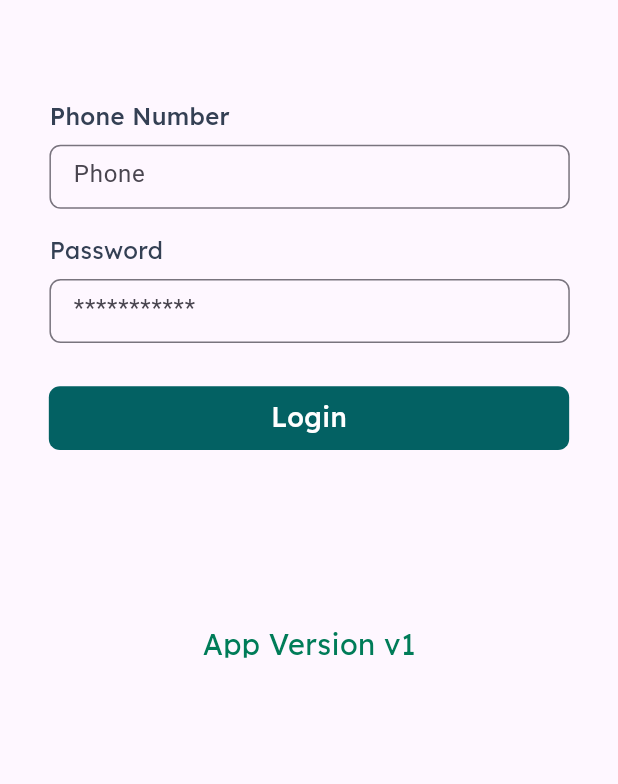
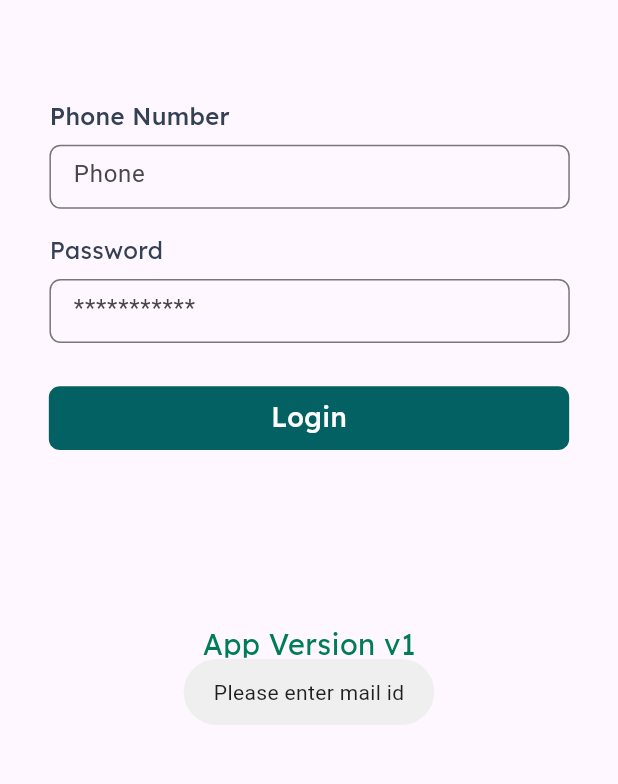
Before and after one commit to Nandananandz/transport, a Flutter app: the screen it shows after launch, after a tap on "Login", on a phone screen of 412 x 824 dp, the part 415-1199 px from its top. Run offline on Flutter 3.47's test engine with Material 3 defaults, Android fonts, the phone set to English and light mode, and no system bars; our stand-ins replace fluttertoast, get, google_fonts, loading_animation_widget, shared_preferences, sizer.

Commit message:
new code

```diff
--- a/lib/Screens/LoginScreen/LoginScreen.dart
+++ b/lib/Screens/LoginScreen/LoginScreen.dart
@@ -12,13 +12,16 @@ import 'package:transportcordinate/Screens/LoginScreen/Controler.dart';
 
 class LoginScreen extends StatelessWidget {
   LoginScreen({super.key});
-  LoginController authCtrl = Get.put(LoginController()); // controller call
+  //LoginController authCtrl = Get.put(LoginController()); // controller call
+
+  TextEditingController emailText = TextEditingController();
+  TextEditingController passText = TextEditingController();
   @override
   Widget build(BuildContext context) {
-    return SafeArea(child: Scaffold(body: SingleChildScrollView(
-        child: GetBuilder<LoginController>(builder: (_) {
-
-        return Column(
+    return SafeArea(
+      child: Scaffold(
+        body: SingleChildScrollView(
+          child: Column(
             children: [
               Container(
                 width: MediaQuery.of(context).size.width,
@@ -50,7 +53,7 @@ class LoginScreen extends StatelessWidget {
                           width: 84.2.w,
                           height: 5.17.h,
                           child: TextFormField(
-                          //controller: authCtrl.emailController,
+                            controller: emailText,
                             keyboardType: TextInputType.emailAddress,
                             textAlignVertical: TextAlignVertical.center,
                             decoration: InputDecoration(
@@ -102,17 +105,13 @@ class LoginScreen extends StatelessWidget {
               Center(
                 child: InkWell(
                   onTap: () {
-                   if (authCtrl.emailController.text.isEmpty) {
+                    if (emailText.text.isEmpty) {
                       Fluttertoast.showToast(msg: "Please enter mail id");
                       return;
-                  } else if (authCtrl.passwordController.text.isEmpty) {
+                    } else if (passText.text.isEmpty) {
                       Fluttertoast.showToast(msg: "Please enter your password");
                       return;
-                  } else {
-                    authCtrl.loginSend();
-                  }
-
-
+                    } else {}
                   },
                   child: Container(
                     width: 84.2.w,
@@ -151,12 +150,9 @@ class LoginScreen extends StatelessWidget {
               ),
               SizedBox(height: 0.4.h)
             ],
-        );
-        }
           ),
         ),
       ),
     );
-
   }
 }
```
Also changed, not shown: pubspec.lock, 6 other files. Lines whose indentation alone changed are shown as unchanged.
